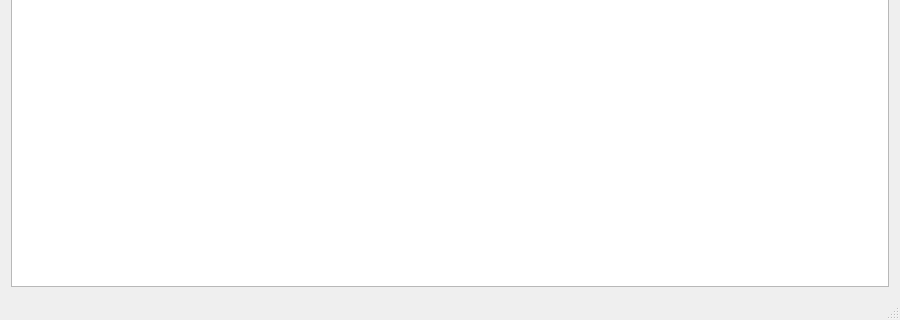
Dextryy/TextFileIndexer, file src/mainwindow.ui: the form before one commit; both pictures show x 0 to 900 and y 280 to 600 of the 900 by 600 pixel window.
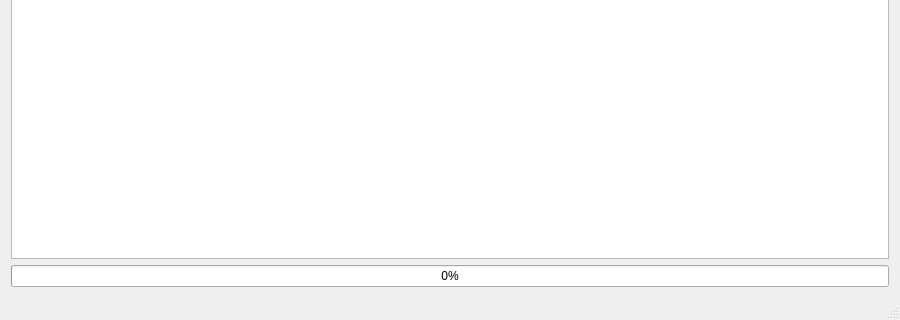
The form after the commit.

Commit message: добавлено: ProgressBar + рабочий поток

Patch:
```diff
--- a/src/mainwindow.ui
+++ b/src/mainwindow.ui
@@ -198,6 +198,13 @@
       <column/>
      </widget>
     </item>
+    <item>
+     <widget class="QProgressBar" name="progressBar">
+      <property name="value">
+       <number>0</number>
+      </property>
+     </widget>
+    </item>
    </layout>
   </widget>
   <widget class="QMenuBar" name="menuBar">
```
The commit also changes 5 other files.
